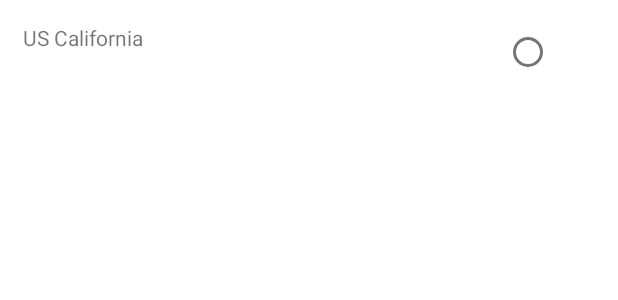
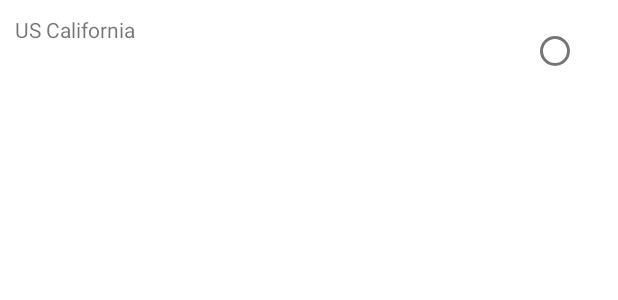
Before and after one commit to kathuriabhinav/vShop, an Android app: the layout single_address_item.xml on its own in the app's theme, with its tools: preview values and no code run, on a phone screen of 412 x 824 dp. Shown: the top 300 px of the screen. Run offline under Robolectric (Android 15) with nearby library versions, the phone set to English and light mode, and no system bars.

Commit message:
minor ui changes
minor ui changes

```diff
--- a/app/src/main/res/layout/activity_payment.xml
+++ b/app/src/main/res/layout/activity_payment.xml
@@ -138,6 +138,7 @@
                 android:layout_width="wrap_content"
                 android:layout_height="wrap_content"
                 android:layout_marginTop="44dp"
+                android:layout_marginBottom="80dp"
                 android:background="@drawable/login_button"
                 android:text="CONTINUE"
                 android:textColor="@color/colorPrimary"
--- a/app/src/main/res/layout/single_address_item.xml
+++ b/app/src/main/res/layout/single_address_item.xml
@@ -5,19 +5,21 @@
     android:layout_margin="10dp"
     android:orientation="vertical">
 
-    <LinearLayout
-        android:layout_width="370dp"
-        android:layout_height="50dp"
-        android:padding="5dp">
+    <RelativeLayout
+        android:layout_width="match_parent"
+        android:layout_height="wrap_content">
 
         <TextView
             android:id="@+id/address_add"
-            android:layout_width="320dp"
+            android:layout_gravity="center"
+            android:layout_alignParentLeft="true"
+            android:layout_width="wrap_content"
             android:layout_height="wrap_content"
             android:text="US California" />
 
         <LinearLayout
-            android:layout_width="50dp"
+            android:layout_width="wrap_content"
+            android:layout_alignParentRight="true"
             android:layout_height="wrap_content"
             android:gravity="center">
 
@@ -28,6 +30,6 @@
                 android:gravity="center" />
         </LinearLayout>
 
-    </LinearLayout>
+    </RelativeLayout>
 
 </LinearLayout>
```
Also changed, not shown: app/src/main/res/layout/activity_address.xml (+30 -14 lines).
